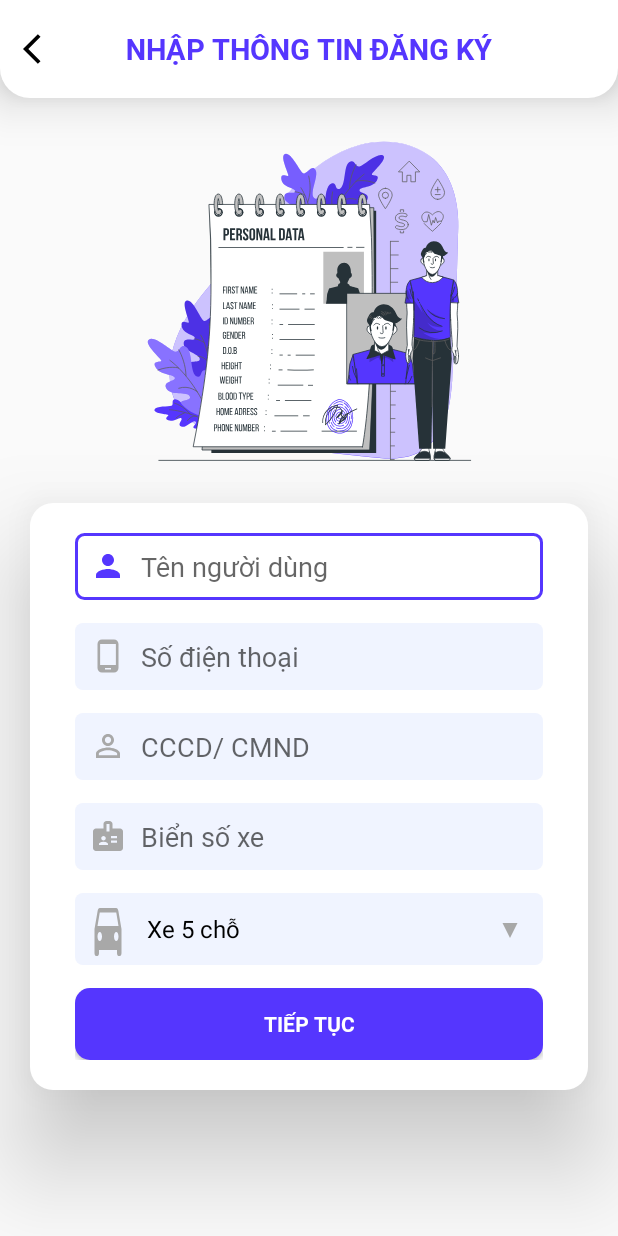
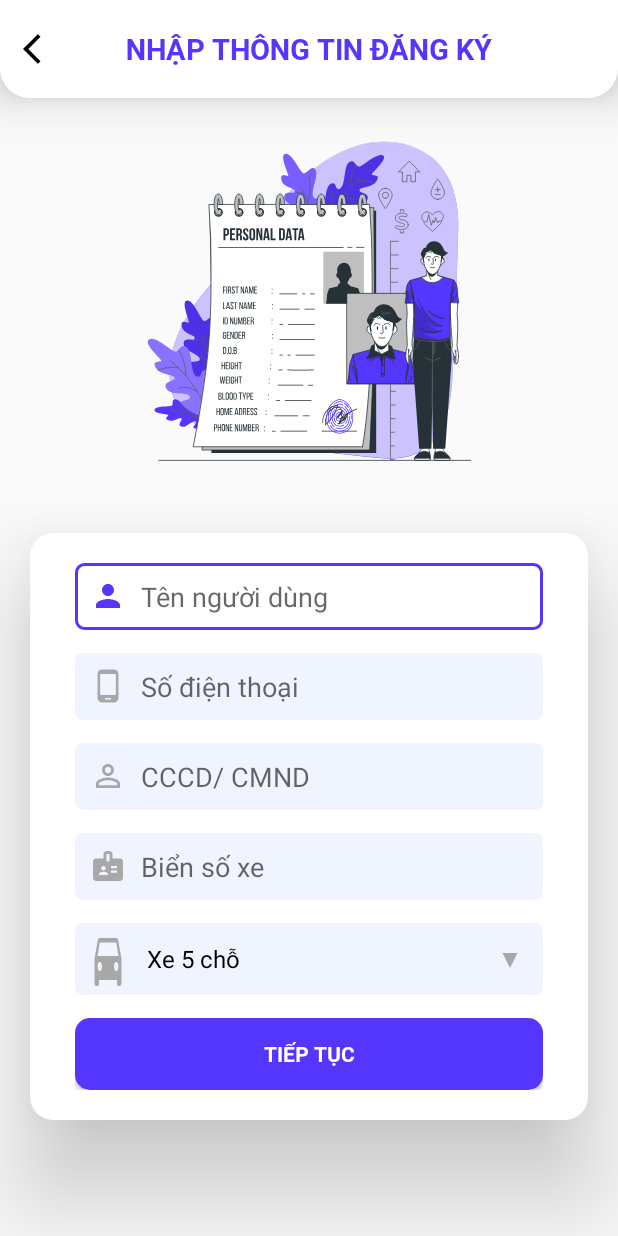
Before and after one commit to LeCongTung/ParkingLot, an Android app: the screen it shows after launch (fillInformation), on a phone screen of 412 x 824 dp. Run offline under Robolectric (Android 15) with nearby library versions, the phone set to English and light mode, and no system bars.

Commit message:
update 2h05: Fix form passer/ information

```diff
--- a/app/src/main/res/drawable/bg_passer_body.xml
+++ b/app/src/main/res/drawable/bg_passer_body.xml
@@ -4,9 +4,11 @@
         <shape
             android:shape="rectangle">
             <solid
-                android:color="@color/white"/>
+                android:color="@color/white" />
             <corners
                 android:radius="15dp"/>
+<!--            <stroke android:width="3dp"-->
+<!--                android:color="@color/mainColor"/>-->
         </shape>
     </item>
 </selector>
--- a/app/src/main/res/layout/activity_fill_information.xml
+++ b/app/src/main/res/layout/activity_fill_information.xml
@@ -37,14 +37,21 @@
         android:layout_width="wrap_content"
         android:layout_height="wrap_content"
         android:layout_below="@+id/layout_top"
-        android:background="@drawable/ic_passer_identity"
         android:layout_centerHorizontal="true"
-        android:layout_marginVertical="10dp"/>
+        android:layout_marginVertical="10dp"
+        android:background="@drawable/ic_passer_identity" />
+
+    <ScrollView
+        android:layout_width="match_parent"
+        android:layout_height="match_parent"
+        android:layout_below="@+id/img_identity"
+        android:layout_centerInParent="true">
+
         <LinearLayout
+            android:layout_marginTop="20dp"
             android:id="@+id/layout_body"
             android:layout_width="match_parent"
             android:layout_height="wrap_content"
-        android:layout_below="@+id/img_identity"
             android:layout_marginHorizontal="20dp"
             android:background="@drawable/bg_passer_body"
             android:elevation="40dp"
@@ -52,68 +59,98 @@
             android:paddingHorizontal="30dp"
             android:paddingVertical="20dp">
 
-        <EditText
+            <com.google.android.material.textfield.TextInputLayout
                 android:layout_width="match_parent"
                 android:layout_height="wrap_content"
                 android:layout_marginBottom="15dp"
+                app:hintEnabled="false">
+
+                <com.google.android.material.textfield.TextInputEditText
+                    android:id="@+id/edt_name"
+                    android:layout_width="match_parent"
+                    android:layout_height="match_parent"
                     android:background="@drawable/bg_passer_body_textbox"
                     android:drawableStart="@drawable/custom_ic_passer_body_name"
                     android:drawablePadding="10dp"
                     android:hint="Tên người dùng"
                     android:padding="10dp"
-            android:lines="1"
-            android:fontFamily="@font/roboto_regular"/>
+                    android:singleLine="true"
+                    android:textColor="@color/black" />
+            </com.google.android.material.textfield.TextInputLayout>
 
-        <EditText
+            <com.google.android.material.textfield.TextInputLayout
                 android:layout_width="match_parent"
                 android:layout_height="wrap_content"
                 android:layout_marginBottom="15dp"
+                app:hintEnabled="false">
+
+                <com.google.android.material.textfield.TextInputEditText
+                    android:id="@+id/edt_phone"
+                    android:layout_width="match_parent"
+                    android:layout_height="match_parent"
                     android:background="@drawable/bg_passer_body_textbox"
                     android:drawableStart="@drawable/custom_ic_passer_body_phone"
                     android:drawablePadding="10dp"
                     android:hint="Số điện thoại"
                     android:inputType="number"
                     android:padding="10dp"
-            android:lines="1"
-            android:fontFamily="@font/roboto_regular"/>
+                    android:textColor="@color/black" />
+            </com.google.android.material.textfield.TextInputLayout>
 
-        <EditText
+            <com.google.android.material.textfield.TextInputLayout
                 android:layout_width="match_parent"
                 android:layout_height="wrap_content"
                 android:layout_marginBottom="15dp"
+                app:hintEnabled="false">
+
+                <com.google.android.material.textfield.TextInputEditText
+                    android:id="@+id/edt_identity"
+                    android:layout_width="match_parent"
+                    android:layout_height="match_parent"
                     android:background="@drawable/bg_passer_body_textbox"
                     android:drawableStart="@drawable/custom_ic_passer_body_identity"
                     android:drawablePadding="10dp"
                     android:hint="CCCD/ CMND"
                     android:inputType="number"
                     android:padding="10dp"
-            android:lines="1"
-            android:fontFamily="@font/roboto_regular"/>
+                    android:textColor="@color/black" />
+            </com.google.android.material.textfield.TextInputLayout>
 
-        <EditText
+            <com.google.android.material.textfield.TextInputLayout
                 android:layout_width="match_parent"
                 android:layout_height="wrap_content"
                 android:layout_marginBottom="15dp"
+                app:hintEnabled="false">
+
+                <com.google.android.material.textfield.TextInputEditText
+                    android:id="@+id/edt_identityCar"
+                    android:layout_width="match_parent"
+                    android:layout_height="match_parent"
                     android:background="@drawable/bg_passer_body_textbox"
                     android:drawableStart="@drawable/custom_ic_passer_body_identitycar"
                     android:drawablePadding="10dp"
                     android:hint="Biển số xe"
                     android:padding="10dp"
-            android:lines="1"
-            android:fontFamily="@font/roboto_regular"/>
+                    android:singleLine="true"
+                    android:textColor="@color/black" />
+            </com.google.android.material.textfield.TextInputLayout>
+
             <Spinner
                 android:id="@+id/spinner_carType"
                 android:layout_width="match_parent"
                 android:layout_height="wrap_content"
+                android:layout_marginBottom="15dp"
                 android:background="@drawable/bg_passer_body_spinner"
-            android:paddingStart="40dp"
-            android:layout_marginBottom="15dp"/>
+                android:paddingStart="40dp" />
+
             <Button
                 android:layout_width="match_parent"
                 android:layout_height="wrap_content"
                 android:background="@drawable/bg_passer_body_btn"
+                android:fontFamily="@font/roboto_bold"
                 android:text="Tiếp tục"
-            android:fontFamily="@font/roboto_bold"
-            android:textColor="@color/white"/>
+                android:textColor="@color/white" />
+
         </LinearLayout>
+    </ScrollView>
 </RelativeLayout>
```
Lines whose indentation alone changed are shown as unchanged.
